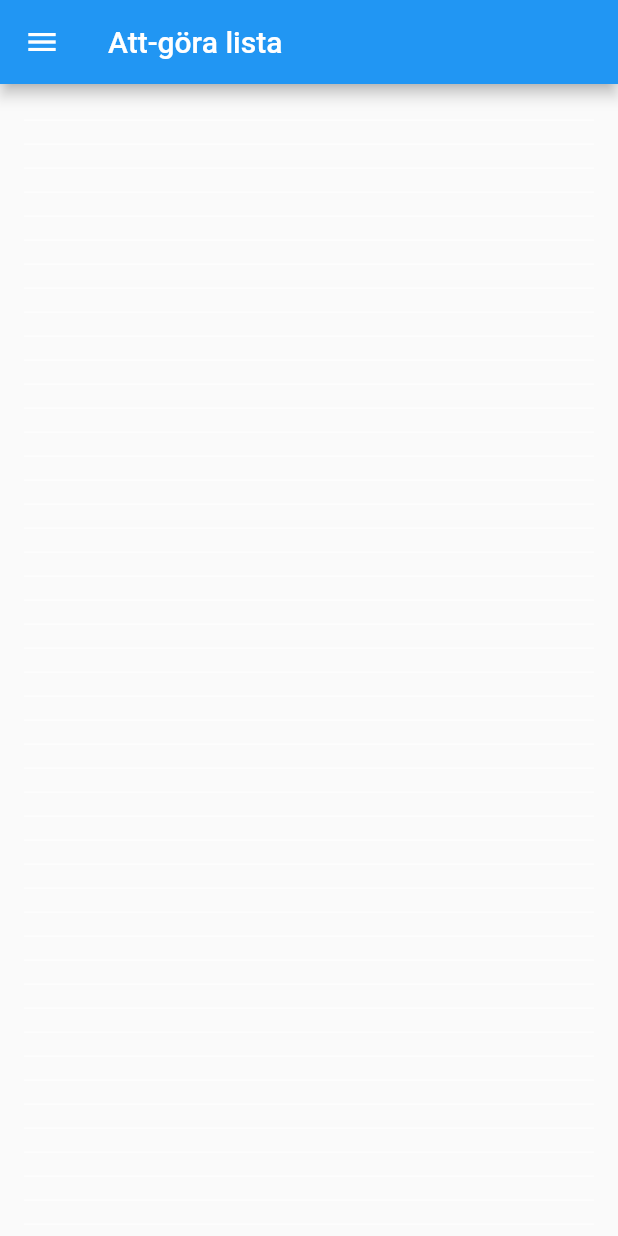
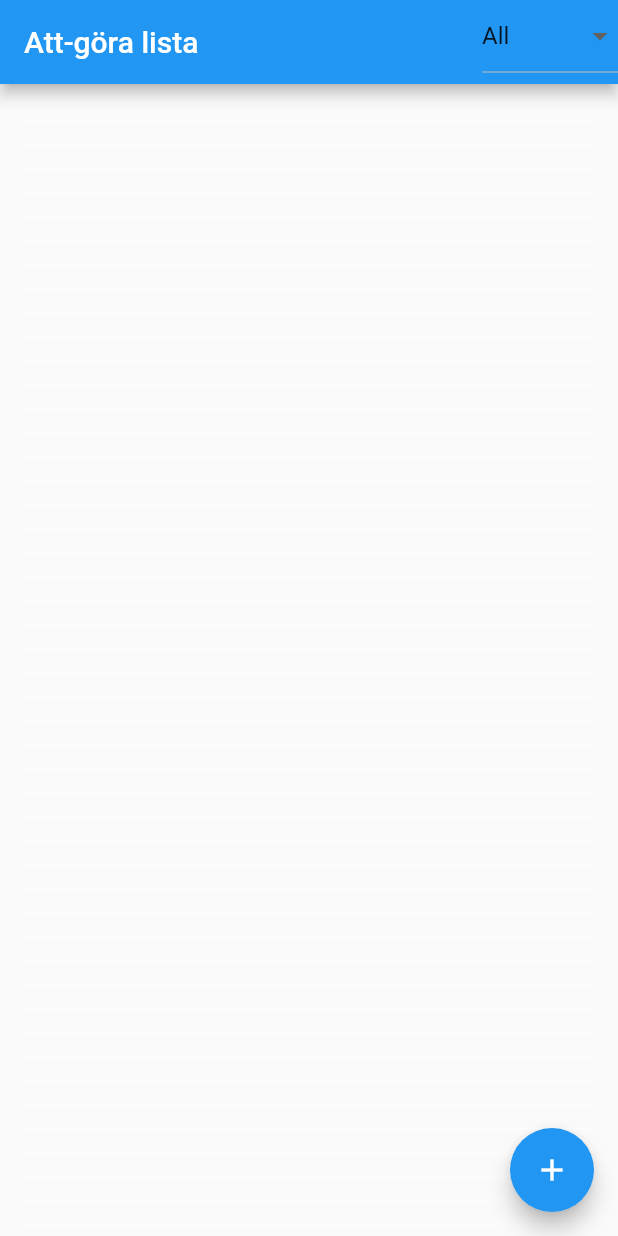
Before and after one commit to gu-tig169-ht21/guscastesa, a Flutter app: the screen it shows after launch, on a phone screen of 412 x 824 dp. Run offline on Flutter 3.47's test engine with Material 2 defaults, Android fonts, the phone set to English and light mode, and no system bars.

Commit message:
Steg 1 final commit

```diff
--- a/lib/main.dart
+++ b/lib/main.dart
@@ -1,8 +1,12 @@
 import 'package:flutter/material.dart';
 
-final List<String> _toDoInputs = <String>[];
+// detta är min kod kopiera inte din lille jäkel. Mvh samuel castenström
+List<String> _toDoInputs = <String>[];
+List<String> _toDoInputsDone = <String>[];
+List<String> _toDoInputsNotDone = <String>[];
 final _toDoController = TextEditingController();
 final _done = <String>[];
+String _valdFiltrering = 'All';
 
 void main() {
   runApp(
@@ -13,6 +17,8 @@ void main() {
   );
 }
 
+//lägg conditions på input, inga tomma inga dubletter
+//------------------Första sidan-------------------------
 class ToDoHome extends StatefulWidget {
   const ToDoHome({Key? key}) : super(key: key);
   @override
@@ -23,25 +29,111 @@ class _ToDoHomeState extends State<ToDoHome> {
   @override
   Widget build(BuildContext context) {
     return Scaffold(
-      appBar: AppBar(
-        leading: IconButton(
-            icon: const Icon(Icons.menu),
-            tooltip: 'Add and remove items',
+      appBar: AppBar(title: const Text('Att-göra lista'), actions: [
+        DropdownButton(
+          value: _valdFiltrering,
+          items: <String>['Done', 'Not Done', 'All'].map((String value) {
+            return DropdownMenuItem(
+              value: value,
+              child: Text(value),
+            );
+          }).toList(),
+          onChanged: (String? newValue) {
+            setState(() {
+              _valdFiltrering = newValue!;
+            });
+          },
+        )
+      ]),
+      body: _filtrera(),
+      floatingActionButton: FloatingActionButton(
+          child: const Icon(Icons.add),
+          tooltip: 'Add item',
           onPressed: () {
             Navigator.push(
               context,
               MaterialPageRoute(builder: (context) => const ToDoInput()),
             ).then((value) => setState(() {}));
           }),
-        title: const Text('Att-göra lista'),
-      ),
-      body: skapaLista(),
     );
+  }
+
+  Widget _filtrera() {
+    // filtrerar igenom beroende på vald filtrering i dropdownen
+    //returnerar en skapaLista med den relevanta filtrerade
+    //eller ofiltrerade listan
+
+    switch (_valdFiltrering) {
+      case 'Done':
+        {
+          _toDoInputsDone.clear();
+          for (int i = 0; i < _toDoInputs.length; i++) {
+            if (_done.contains(_toDoInputs[i])) {
+              _toDoInputsDone.add(_toDoInputs[i]);
+            }
+          }
+          return skapaLista(_toDoInputsDone);
+        }
+      case 'Not Done':
+        {
+          _toDoInputsNotDone.clear();
+          for (int i = 0; i < _toDoInputs.length; i++) {
+            if (!_done.contains(_toDoInputs[i])) {
+              _toDoInputsNotDone.add(_toDoInputs[i]);
+            }
+          }
+          return skapaLista(_toDoInputsNotDone);
+        }
+      case 'All':
+        {
+          return skapaLista(_toDoInputs);
+        }
+      default:
+        return skapaLista(_toDoInputs);
+    }
+    // return ListView.builder(
+    //     padding: const EdgeInsets.all(16.0),
+    //     itemBuilder: (BuildContext _context, int i) {
+    //       switch (text) {
+    //         case 'Done':
+    //           {
+    //             if (i < _toDoInputs.length && _done.contains(text)) {
+    //               return _skapaRad(_toDoInputs[i]);
+    //             } else {
+    //               return const Divider(
+    //                 color: Colors.white,
+    //               );
+    //             }
+    //           }
+    //         case 'Not Done':
+    //           {
+    //             if (i < _toDoInputs.length && !_done.contains(text)) {
+    //               return _skapaRad(_toDoInputs[i]);
+    //             } else {
+    //               return const Divider(
+    //                 color: Colors.white,
+    //               );
+    //             }
+    //           }
+    //         case 'None':
+    //           {
+    //             if (i < _toDoInputs.length) {
+    //               return _skapaRad(_toDoInputs[i]);
+    //             } else {
+    //               return const Divider(
+    //                 color: Colors.white,
+    //               );
+    //             }
+    //           }
+    //         default:
+    //           throw '';
+    //       }
+    //     });
   }
 
   Widget _skapaRad(String text) {
     final _alreadyDone = _done.contains(text);
-
+    //denna widget skapar raderna i att göra listan.
     _toDoInputs.contains(text) ? null : _toDoInputs.add(text);
     return Card(
         child: ListTile(
@@ -71,12 +163,15 @@ class _ToDoHomeState extends State<ToDoHome> {
     ));
   }
 
-  Widget skapaLista() {
+  Widget skapaLista(List<String> skapadLista) {
+    //Denna widget tar listan från filtrering och itererar igenom den
+    //skapar en listview och kallar skapaRad för varje objekt i listan
+    //den får
     return ListView.builder(
         padding: const EdgeInsets.all(16.0),
         itemBuilder: (BuildContext _context, int i) {
-          if (i < _toDoInputs.length) {
-            return _skapaRad(_toDoInputs[i]);
+          if (i < skapadLista.length) {
+            return _skapaRad(skapadLista[i]);
           } else {
             return const Divider(
               color: Colors.white,
@@ -86,6 +181,7 @@ class _ToDoHomeState extends State<ToDoHome> {
   }
 }
 
+//--------------------Andra sida-----------------------------
 class ToDoInput extends StatefulWidget {
   const ToDoInput({Key? key}) : super(key: key);
   @override
@@ -102,21 +198,74 @@ class _ToDoInputState extends State<ToDoInput> {
         body: Center(
             child: Column(
           children: <Widget>[
-            TextField(controller: _toDoController),
+            TextField(
+              controller: _toDoController,
+              decoration: const InputDecoration(
+                labelText: 'Vad ska du göra?',
+                border: OutlineInputBorder(),
+              ),
+            ),
             const Divider(
               height: 20,
             ),
             OutlinedButton(
                 onPressed: () {
+                  if (_toDoController.text.isEmpty ||
+                      _toDoInputs.contains(_toDoController.text)) {
+                    setState(() {
+                      showDialog(
+                          context: context,
+                          builder: (BuildContext context) {
+                            return AlertDialog(
+                              title: const Text('Input error'),
+                              content: Container(
+                                child: Text(
+                                  _toDoController.text.isEmpty
+                                      ? 'Du måste ange en sak att göra'
+                                      : 'Du kan ej ange dubletter',
+                                ),
+                              ),
+                              actions: <Widget>[
+                                TextButton(
+                                    onPressed: () {
+                                      Navigator.of(context).pop();
+                                    },
+                                    child: const Text('ok'))
+                              ],
+                            );
+                          });
+                    });
+                  } else {
                     setState(() {
                       _toDoInputs.add(_toDoController.text);
                       _toDoController.clear();
                     });
+                  }
                 },
                 child: const Text('lägg till')),
           ],
         )));
   }
+
+  // Widget _inputErrorPopup(BuildContext context, String _fel) {
+  //   showDialog(
+  //       context: context,
+  //       builder: (BuildContext context) {
+  //         return AlertDialog(
+  //           title: const Text('Input error'),
+  //           content: Container(
+  //             child: Text(_fel),
+  //           ),
+  //           actions: <Widget>[
+  //             TextButton(
+  //                 onPressed: () {
+  //                   Navigator.of(context).pop();
+  //                 },
+  //                 child: const Text('ok'))
+  //           ],
+  //         );
+  //       });
+  // }
 
 //  void addInputToList() {
 //    setState(() {
@@ -136,3 +285,4 @@ class _ToDoInputState extends State<ToDoInput> {
 //  )
 //}
 //}         FIXA EN TEXTSTYLE OCH EN BUTTONSTYLE
+// detta är min kod kopiera inte din lille jäkel. Mvh samuel castenström
```
Lines whose indentation alone changed are shown as unchanged.
